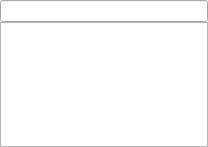
This is studio/docks/node_tree.ui in caryoscelus/rainynite-studio as Qt 5 draws it before an edit. The edited form follows.
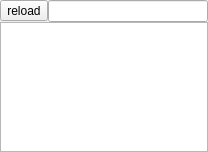
This is the edited form. Icons and pictures are not drawn.

Commit message: Ability to reload tree

```diff
--- a/studio/docks/node_tree.ui
+++ b/studio/docks/node_tree.ui
@@ -7,7 +7,7 @@
     <x>0</x>
     <y>0</y>
     <width>208</width>
-    <height>147</height>
+    <height>152</height>
    </rect>
   </property>
   <property name="windowTitle">
@@ -31,11 +31,25 @@
      <number>0</number>
     </property>
     <item>
+     <layout class="QHBoxLayout" name="layout">
+      <item>
+       <widget class="QToolButton" name="reload_model">
+        <property name="text">
+         <string>reload</string>
+        </property>
+        <property name="icon">
+         <iconset theme="view-refresh"/>
+        </property>
+       </widget>
+      </item>
+      <item>
      <widget class="QLineEdit" name="filter">
       <property name="clearButtonEnabled">
        <bool>true</bool>
       </property>
      </widget>
+      </item>
+     </layout>
     </item>
     <item>
      <widget class="QTreeView" name="tree_view">
```
Lines whose indentation alone changed are shown as unchanged. The commit also changes 2 other files.
